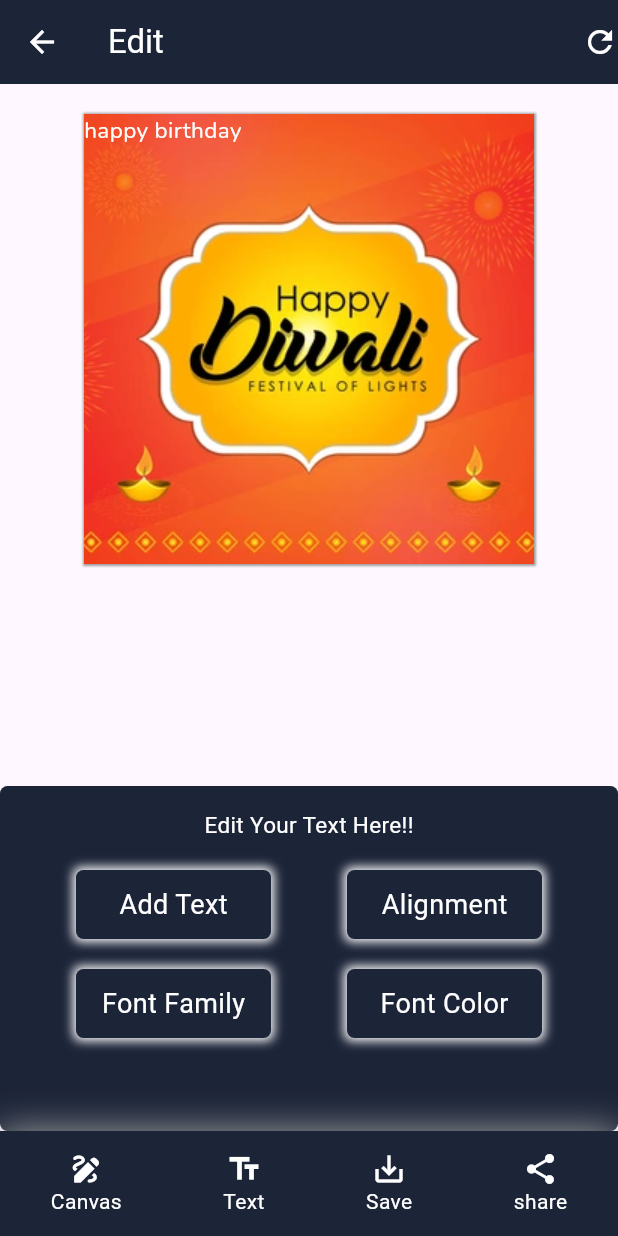
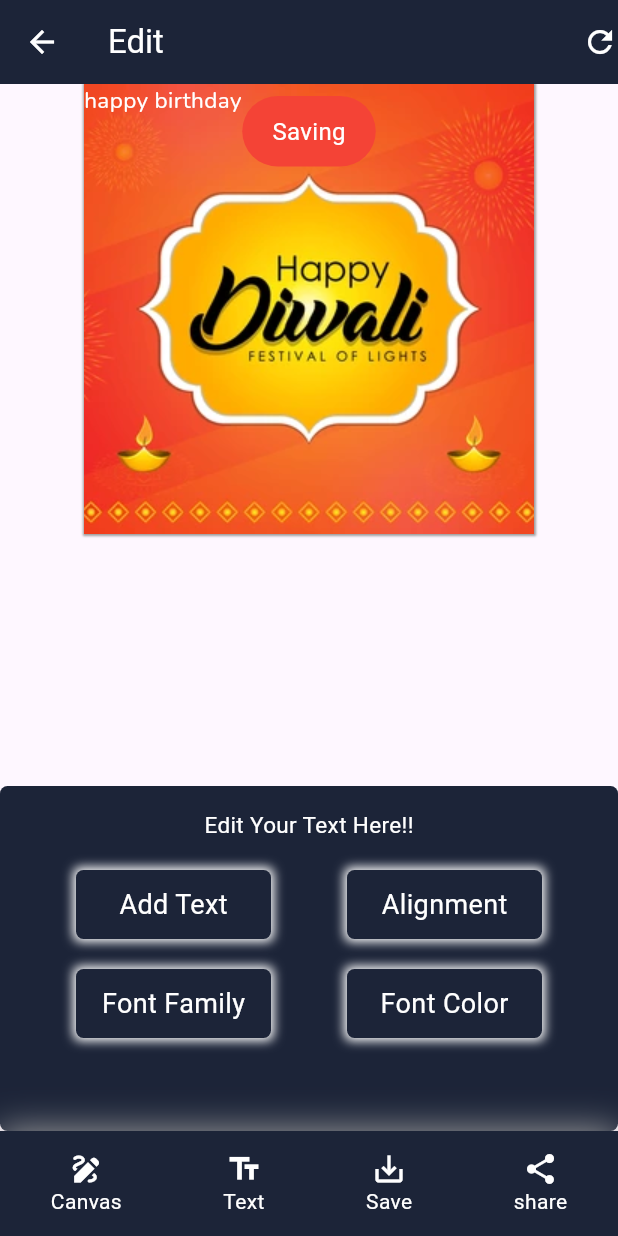
Before and after one commit to Aksharpatel06/festival_poster_app, a Flutter app: the Edit_screen screen opened by its route, item 2 of the bottom bar chosen, after a tap on "Save", on a phone screen of 412 x 824 dp. Run offline on Flutter 3.47's test engine with Material 3 defaults, Android fonts, the phone set to English and light mode, and no system bars; our stand-ins replace fluttertoast, google_fonts, image_gallery_saver; missing offline and left inert: flutter_hsvcolor_picker, share_extend.

Commit message:
05-04-2024

```diff
--- a/lib/utils/global_variable.dart
+++ b/lib/utils/global_variable.dart
@@ -1,3 +1,5 @@
+import 'dart:io';
+
 import 'package:flutter/material.dart';
 import 'package:flutter/services.dart';
 
@@ -10,6 +12,7 @@ bool isImageandColor =true;
 Color color = Colors.white;
 Color textcolor = Colors.black;
 Uint8List? imgdata;
-
+File? fileImage;
 GlobalKey imgkey = GlobalKey();
 List history =[];
+int count=0;
--- a/lib/view/editscreen/Editscreen.dart
+++ b/lib/view/editscreen/Editscreen.dart
@@ -74,7 +74,7 @@ class _Edit_screenState extends State<Edit_screen> {
           buildIndexedStack(),
         ],
       ),
-      bottomNavigationBar: bottomnavigator(),
+      bottomNavigationBar: bottomnavigator(count),
     );
   }
   IndexedStack buildIndexedStack() {
@@ -611,7 +611,7 @@ class _Edit_screenState extends State<Edit_screen> {
       ),
     );
   }
-  Container bottomnavigator() {
+  Container bottomnavigator(int index) {
     return Container(
       height: 70,
       decoration: const BoxDecoration(
@@ -643,7 +643,7 @@ class _Edit_screenState extends State<Edit_screen> {
             },
             child: textedit(),
           ),
-          save(),
+          save(index),
           share(),
         ],
       ),
--- a/lib/view/editscreen/componect/bottomnavigator.dart
+++ b/lib/view/editscreen/componect/bottomnavigator.dart
@@ -4,25 +4,26 @@ import 'dart:ui' as ui;
 import 'package:flutter/material.dart';
 import 'package:flutter/rendering.dart';
 import 'package:flutter/services.dart';
+import 'package:fluttertoast/fluttertoast.dart';
 import 'package:path_provider/path_provider.dart';
 import 'package:share_extend/share_extend.dart';
 
 import '../../../utils/global_variable.dart';
 import 'package:image_gallery_saver/image_gallery_saver.dart';
 
-InkWell save() {
+InkWell save(int index) {
   return InkWell(
     onTap: () async {
       editindex = 6;
-      // Fluttertoast.showToast(
-      //     msg: "Saving",
-      //     toastLength: Toast.LENGTH_LONG,
-      //     gravity: ToastGravity.TOP,
-      //     timeInSecForIosWeb: 2,
-      //     backgroundColor: Colors.red,
-      //     textColor: Colors.white,
-      //     fontSize: 16.0
-      // );
+      Fluttertoast.showToast(
+          msg: "Saving",
+          toastLength: Toast.LENGTH_LONG,
+          gravity: ToastGravity.TOP,
+          timeInSecForIosWeb: 2,
+          backgroundColor: Colors.red,
+          textColor: Colors.white,
+          fontSize: 16.0
+      );
       RenderRepaintBoundary? boundray = imgkey.currentContext!
           .findRenderObject() as RenderRepaintBoundary;
       ui.Image image = await boundray.toImage();
@@ -31,17 +32,14 @@ InkWell save() {
       imgdata = bytedata!.buffer.asUint8List();
       ImageGallerySaver.saveImage(imgdata!,
           name: 'poster', quality: 100);
-      // ScaffoldMessenger.of(context).showSnackBar(SnackBar(
-      //   duration: Duration(seconds: 1),
-      //   content: Text(
-      //     'save',
-      //     textAlign: TextAlign.center,
-      //     style: TextStyle(
-      //       fontSize: 16,
-      //       fontWeight: FontWeight.bold,
-      //     ),
-      //   ),
-      // ));
+      index++;
+      final directory = await getApplicationDocumentsDirectory();
+      File fileImg = await File('${directory.path}/img(${index}).png').create();
+      fileImg.writeAsBytesSync(imgdata!);
+      history.add({
+        'Image':fileImg,
+        'festival':postviewIndex,
+      });
     },
     child: const Column(
       mainAxisAlignment: MainAxisAlignment.center,
@@ -68,9 +66,10 @@ InkWell share() {
       await image.toByteData(format: ui.ImageByteFormat.png);
       imgdata = bytedata!.buffer.asUint8List();
       final directory = await getApplicationDocumentsDirectory();
-      File fileImage = await File('${directory.path}/img.png').create();
-      fileImage.writeAsBytesSync(imgdata!);
-      await ShareExtend.share(fileImage.path, 'festival');
+      fileImage = await File('${directory.path}/img.png').create();
+      fileImage!.writeAsBytesSync(imgdata!);
+      await ShareExtend.share(fileImage!.path, 'festival');
+      print('${fileImage!.path}-------------------------------------');
       Map finalImage = {
         'Image':fileImage,
         'festival':postviewIndex,
--- a/lib/view/editscreen/componect/image.dart
+++ b/lib/view/editscreen/componect/image.dart
@@ -8,9 +8,6 @@ import '../../../utils/text.dart';
 Column image() {
   return Column(
     children: [
-      const SizedBox(
-        height: 20,
-      ),
       Container(
           height: 300,
           width: 300,
--- a/lib/view/homescreen/homescreen.dart
+++ b/lib/view/homescreen/homescreen.dart
@@ -51,7 +51,8 @@ class _Home_screenState extends State<Home_screen> {
             InkWell(
               onTap: () {
                 setState(() {
-                  Navigator.of(context).pushNamed('/history');
+                  Navigator.of(context).pushNamed('/history').then((value) => setState(() {
+                  }));
                 });
               },
               child: Icon(Icons.save,
--- a/pubspec.yaml
+++ b/pubspec.yaml
@@ -40,7 +40,7 @@ dependencies:
   image_gallery_saver: ^2.0.3
   share_extend: any
   path_provider: any
-
+  fluttertoast: ^8.2.4
 
 dev_dependencies:
   flutter_test:
```
Also changed, not shown: lib/view/historyscreen/store_screen.dart (+9 -1 lines), pubspec.lock.
